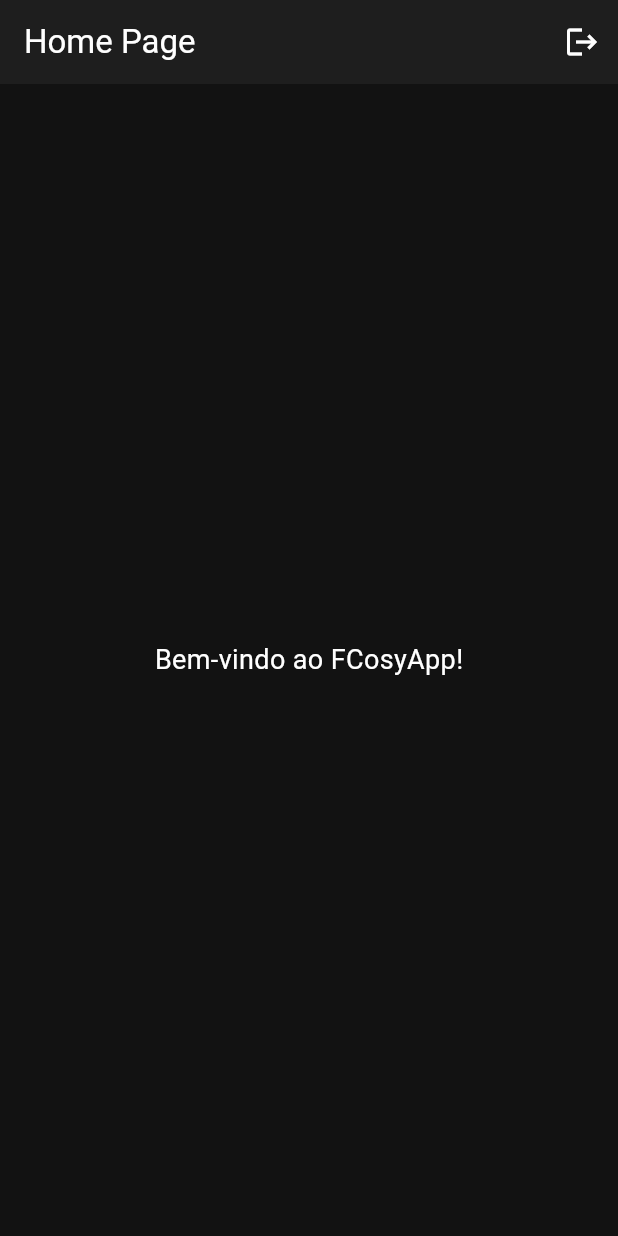
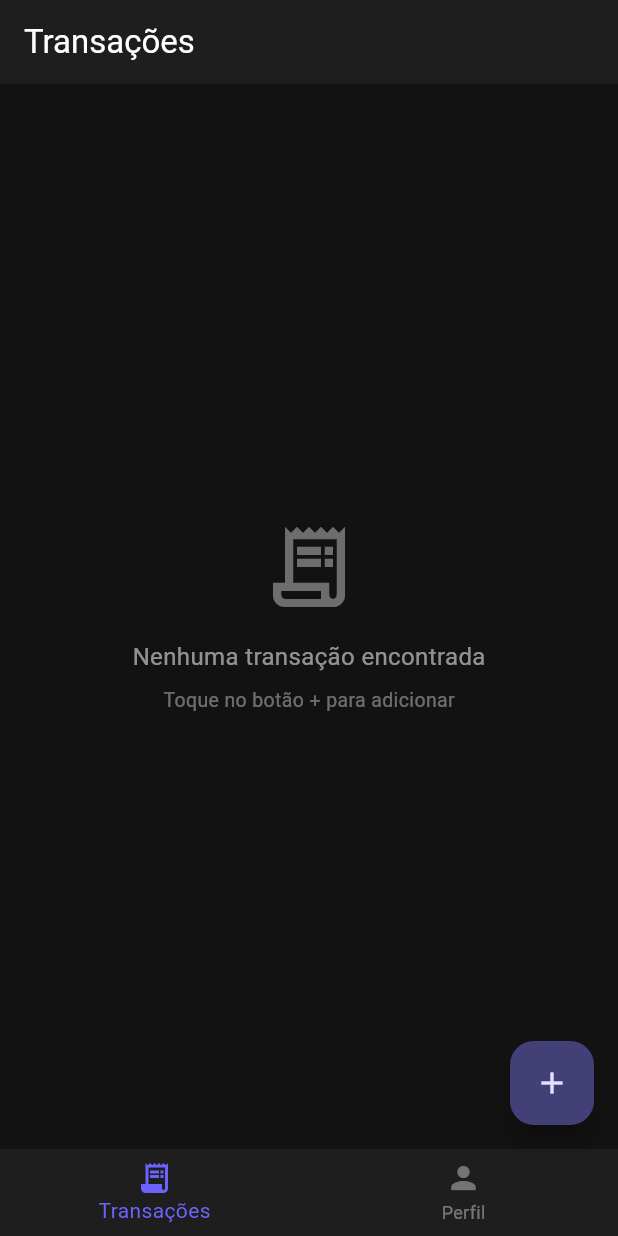
Before and after one commit to ridkhj/fcosy, a Flutter app: the HomeScreen screen opened by its route, on a phone screen of 412 x 824 dp. Run offline on Flutter 3.47's test engine with Material 3 defaults, Android fonts, the phone set to English and light mode, and no system bars; our stand-ins replace dio, go_router; network calls fail.

Commit message:
feat: refactor HomeScreen with BottomNavigationBar and add TransactionsView and ProfileView tabs

```diff
--- a/client/lib/ui/screens/home_screen.dart
+++ b/client/lib/ui/screens/home_screen.dart
@@ -1,8 +1,20 @@
 import 'package:flutter/material.dart';
-import 'package:client/state/auth_notifier.dart';
+import 'package:client/ui/screens/views/transactions_view.dart';
+import 'package:client/ui/screens/views/profile_view.dart';
 
-class HomeScreen extends StatelessWidget {
+class HomeScreen extends StatefulWidget {
   const HomeScreen({super.key});
+
+  @override
+  State<HomeScreen> createState() => _HomeScreenState();
+}
+
+class _HomeScreenState extends State<HomeScreen> {
+  int _currentIndex = 0;
+
+  final List<Widget> _views = const [TransactionsView(), ProfileView()];
+
+  final List<String> _titles = const ['Transações', 'Perfil'];
 
   @override
   Widget build(BuildContext context) {
@@ -10,20 +22,25 @@ class HomeScreen extends StatelessWidget {
       backgroundColor: const Color(0xFF121212),
       appBar: AppBar(
         backgroundColor: const Color(0xFF1E1E1E),
-        title: const Text('Home Page', style: TextStyle(color: Colors.white)),
-        actions: [
-          IconButton(
-            icon: const Icon(Icons.logout, color: Colors.white),
-            tooltip: 'Logout',
-            onPressed: () => AuthNotifier().logout(),
+        title: Text(
+          _titles[_currentIndex],
+          style: const TextStyle(color: Colors.white),
+        ),
+      ),
+      body: _views[_currentIndex],
+      bottomNavigationBar: BottomNavigationBar(
+        currentIndex: _currentIndex,
+        onTap: (index) => setState(() => _currentIndex = index),
+        backgroundColor: const Color(0xFF1E1E1E),
+        selectedItemColor: const Color(0xFF6C63FF),
+        unselectedItemColor: Colors.white38,
+        items: const [
+          BottomNavigationBarItem(
+            icon: Icon(Icons.receipt_long),
+            label: 'Transações',
           ),
+          BottomNavigationBarItem(icon: Icon(Icons.person), label: 'Perfil'),
         ],
-      ),
-      body: const Center(
-        child: Text(
-          'Bem-vindo ao FCosyApp!',
-          style: TextStyle(color: Colors.white, fontSize: 18),
-        ),
       ),
     );
   }
--- /dev/null
+++ b/client/lib/ui/screens/views/transactions_view.dart
@@ -0,0 +1,110 @@
+import 'package:flutter/material.dart';
+import 'package:go_router/go_router.dart';
+import 'package:intl/intl.dart';
+import 'package:client/state/transaction_notifier.dart';
+
+class TransactionsView extends StatefulWidget {
+  const TransactionsView({super.key});
+
+  @override
+  State<TransactionsView> createState() => _TransactionsViewState();
+}
+
+class _TransactionsViewState extends State<TransactionsView> {
+  final TransactionNotifier _notifier = TransactionNotifier();
+
+  @override
+  void initState() {
+    super.initState();
+    // Fetch after the first frame so context/build is ready
+    WidgetsBinding.instance.addPostFrameCallback((_) {
+      _notifier.fetchTransactions();
+    });
+  }
+
+  @override
+  Widget build(BuildContext context) {
+    return Scaffold(
+      backgroundColor: Colors.transparent,
+      floatingActionButton: FloatingActionButton(
+        onPressed: () => context.push('/add-transaction'),
+        tooltip: 'Nova transação',
+        child: const Icon(Icons.add),
+      ),
+      body: ListenableBuilder(
+        listenable: _notifier,
+        builder: (context, _) {
+          if (_notifier.isLoading) {
+            return const Center(child: CircularProgressIndicator());
+          }
+
+          if (_notifier.transactions.isEmpty) {
+            return Center(
+              child: Column(
+                mainAxisAlignment: MainAxisAlignment.center,
+                children: [
+                  Icon(
+                    Icons.receipt_long_outlined,
+                    size: 64,
+                    color: Colors.white38,
+                  ),
+                  const SizedBox(height: 16),
+                  const Text(
+                    'Nenhuma transação encontrada',
+                    style: TextStyle(color: Colors.white54, fontSize: 16),
+                  ),
+                  const SizedBox(height: 8),
+                  const Text(
+                    'Toque no botão + para adicionar',
+                    style: TextStyle(color: Colors.white38, fontSize: 13),
+                  ),
+                ],
+              ),
+            );
+          }
+
+          return ListView.builder(
+            padding: const EdgeInsets.only(bottom: 88),
+            itemCount: _notifier.transactions.length,
+            itemBuilder: (context, index) {
+              final t = _notifier.transactions[index];
+              final isGanho = t.tipo == 'ganho';
+              final color = isGanho ? Colors.greenAccent : Colors.redAccent;
+              final sign = isGanho ? '+' : '-';
+              return Card(
+                margin: const EdgeInsets.symmetric(horizontal: 16, vertical: 6),
+                color: const Color(0xFF1E1E1E),
+                child: ListTile(
+                  leading: CircleAvatar(
+                    backgroundColor: color.withOpacity(0.15),
+                    child: Icon(
+                      isGanho ? Icons.arrow_downward : Icons.arrow_upward,
+                      color: color,
+                      size: 20,
+                    ),
+                  ),
+                  title: Text(
+                    t.descricao.isNotEmpty ? t.descricao : '(sem descrição)',
+                    style: const TextStyle(color: Colors.white),
+                  ),
+                  subtitle: Text(
+                    DateFormat('dd/MM/yyyy').format(t.data),
+                    style: const TextStyle(color: Colors.white54),
+                  ),
+                  trailing: Text(
+                    '$sign R\$ ${t.valor.toStringAsFixed(2)}',
+                    style: TextStyle(
+                      color: color,
+                      fontWeight: FontWeight.bold,
+                      fontSize: 15,
+                    ),
+                  ),
+                ),
+              );
+            },
+          );
+        },
+      ),
+    );
+  }
+}
```
Also changed, not shown: client/lib/ui/screens/views/profile_view.dart (added, +55 -0 lines).
